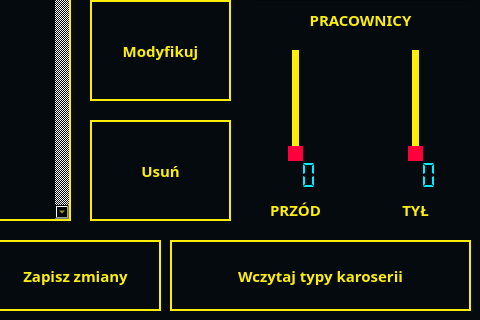
Qt form mainwindow.ui (MystryDawid/Cars) before a commit; both pictures show x 160 to 640 and y 160 to 480 of the 640 by 480 pixel window.
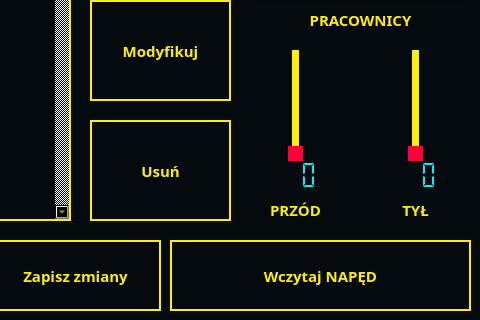
The same form after that commit. The open tabs and pages were chosen to show the change.

Commit message: fix przycisków zapisywania

```diff
--- a/mainwindow.ui
+++ b/mainwindow.ui
@@ -1078,7 +1078,7 @@
        </rect>
       </property>
       <property name="text">
-       <string>Wczytaj typy karoserii</string>
+       <string>Wczytaj NAPĘD</string>
       </property>
      </widget>
      <widget class="QPushButton" name="zapiszNaped">
```
Left out of the diff: 4 changed lines with no effect on the pictures.
